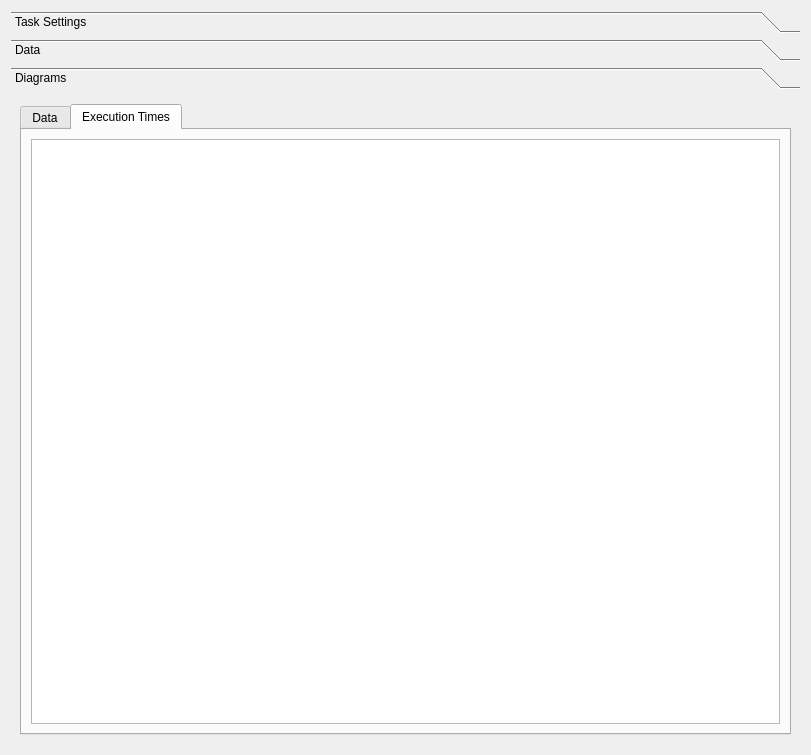
Old version of the form src/UI/TaskTabWidget.ui in the repository TheMHMoritz3/OpenCLScheduler.
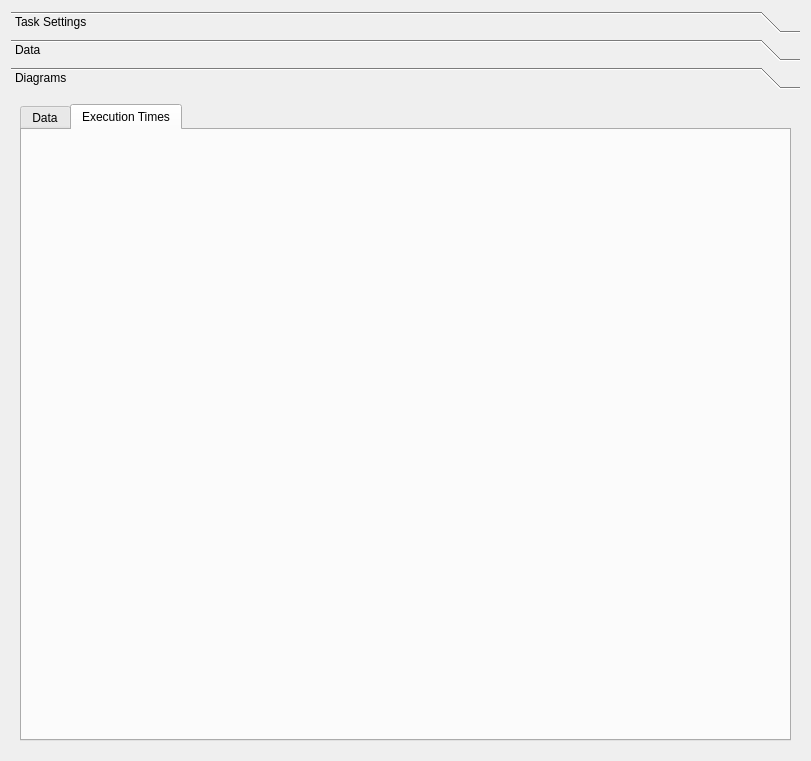
New version of the form. The open tabs and pages were chosen to show the change.

What changed in the file:
```diff
--- a/src/UI/TaskTabWidget.ui
+++ b/src/UI/TaskTabWidget.ui
@@ -7,7 +7,7 @@
     <x>0</x>
     <y>0</y>
     <width>811</width>
-    <height>755</height>
+    <height>761</height>
    </rect>
   </property>
   <property name="windowTitle">
@@ -229,7 +229,7 @@
         <x>0</x>
         <y>0</y>
         <width>793</width>
-        <height>656</height>
+        <height>662</height>
        </rect>
       </property>
       <attribute name="label">
@@ -255,11 +255,7 @@
           <attribute name="title">
            <string>Execution Times</string>
           </attribute>
-          <layout class="QHBoxLayout" name="horizontalLayout_5">
-           <item>
-            <widget class="QGraphicsView" name="graphicsView"/>
-           </item>
-          </layout>
+          <layout class="QHBoxLayout" name="horizontalLayout_5"/>
          </widget>
         </widget>
        </item>
```
Left out of the diff: 14 changed lines with no effect on the pictures.
